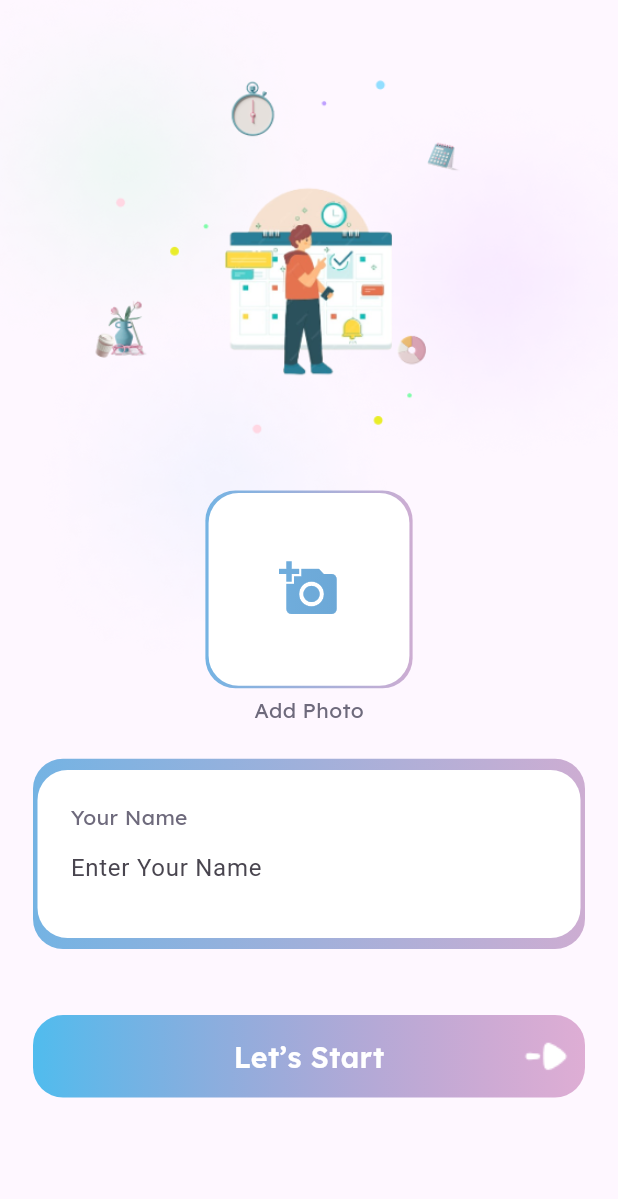
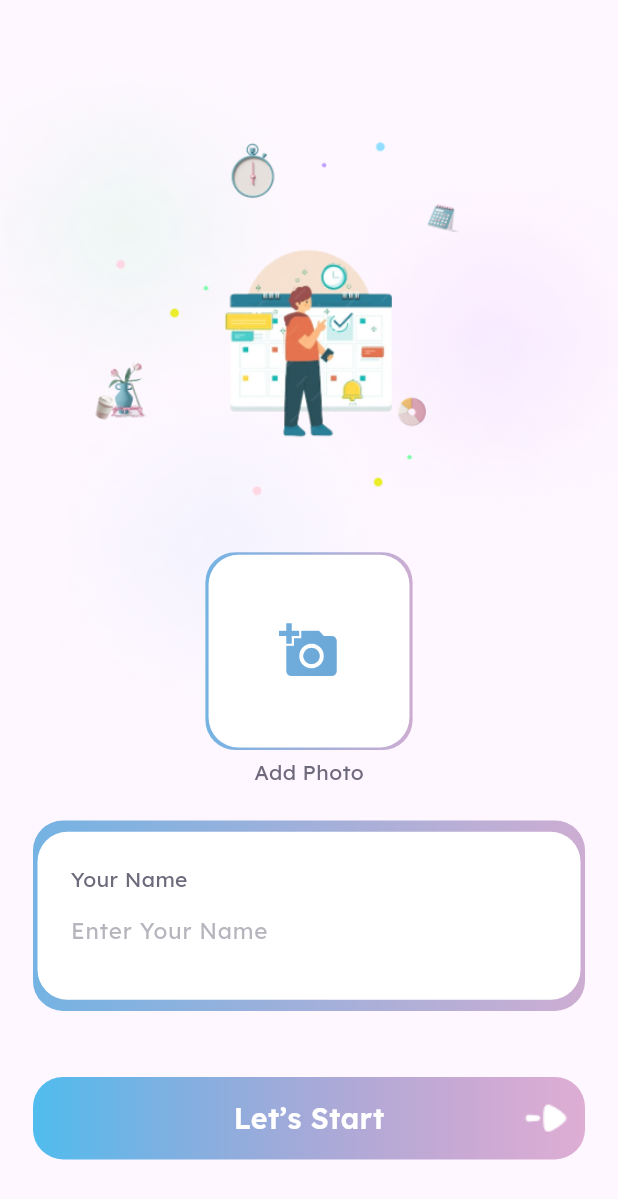
Before and after one commit to mohamedamr77/to-do-app, a Flutter app: the screen it shows after launch, after a tap on "Let’s Start", on a phone screen of 412 x 824 dp. Shown: the top 1199 px of the screen. Run offline on Flutter 3.47's test engine with Material 3 defaults, Android fonts, the phone set to English and light mode, and no system bars.

Commit message:
refector regester screen

```diff
--- a/lib/features/onboarding/views/widgets/button_Started.dart
+++ b/lib/features/onboarding/views/widgets/button_Started.dart
@@ -2,9 +2,11 @@ import 'package:flutter/material.dart';
 import '../../../../core/colorCore.dart';
 import '../../../../core/imageCore.dart';
 import '../../../../core/textCore.dart';
+import '../../../regester/views/regester_screen.dart';
 
 class CustomButtonStarted extends StatelessWidget {
-  const CustomButtonStarted({super.key});
+   CustomButtonStarted({super.key});
+
 
   @override
   Widget build(BuildContext context) {
@@ -14,10 +16,12 @@ class CustomButtonStarted extends StatelessWidget {
           alignment: Alignment.centerRight,
           children: [
             GestureDetector(
-              onTap: (){},
+              onTap: (){
+                Navigator.push(context, MaterialPageRoute(builder: (context) => const CustomRegesterScreen(),));
+              },
               child: Container(
                 alignment: Alignment.center,
-                padding: EdgeInsets.symmetric(vertical: 14),
+                padding: const EdgeInsets.symmetric(vertical: 14),
                 width: double.infinity,
                 decoration: BoxDecoration(
                     borderRadius: BorderRadius.circular(20),
@@ -30,7 +34,7 @@ class CustomButtonStarted extends StatelessWidget {
                       end: Alignment.centerRight,
                     )
                 ),
-                child: Text(AppText.startText,
+                child: const Text(AppText.startText,
                   style: TextStyle(
                     fontSize: 19,
                     fontFamily: "LexendDeca",
--- a/lib/features/regester/views/regester_screen.dart
+++ b/lib/features/regester/views/regester_screen.dart
@@ -1,8 +1,11 @@
+import 'package:flutter/cupertino.dart';
 import 'package:flutter/material.dart';
+import 'package:flutter/widgets.dart';
 import 'package:todo/core/colorCore.dart';
 import 'package:todo/core/imageCore.dart';
 import 'package:todo/core/textCore.dart';
-
+import 'package:todo/features/regester/views/widgets/enter_name.dart';
+import 'package:todo/features/regester/views/widgets/stack_baner_addPhoto.dart';
 import '../../onboarding/views/widgets/button_Started.dart';
 
 class CustomRegesterScreen extends StatelessWidget {
@@ -12,63 +15,16 @@ class CustomRegesterScreen extends StatelessWidget {
   Widget build(BuildContext context) {
     return  Scaffold(
         body: SingleChildScrollView(
-          child: Column(
+          child: Padding(
+            padding:  EdgeInsets.symmetric(vertical:  MediaQuery.of(context).size.height*0.05),
+            child:  Column(
               mainAxisAlignment: MainAxisAlignment.center,
               children: [
-              Stack(
-                  alignment: Alignment.bottomCenter,
-                  children: [
-                Image(image: AssetImage(AppImage.regesterImage)),
 
-                Stack(
-                  alignment: Alignment.center,
-                  children:[
-                    Container(
-                    width: MediaQuery.of(context).size.width*0.3353,
-                    height: MediaQuery.of(context).size.height*0.16,
-                    //   width: 120,
-                    // height: 120,
-                    decoration: BoxDecoration(
-                        borderRadius: BorderRadius.circular(20),
-                        gradient: LinearGradient(
-                            colors: [
-                               AppColor.skyBlueColor,
-                               AppColor.lightPurpleColor,
-                            ]
-                        )
-                    ),
-                  ),
-                    Container(
-                      width: MediaQuery.of(context).size.width*0.325,
-                      height: MediaQuery.of(context).size.height*0.156,
-                      // width: 118,
-                      // height: 118,
-                      decoration: BoxDecoration(
-                        color: AppColor.whiteColor,
-                        borderRadius: BorderRadius.circular(20),
-                      ),
-                      child: ShaderMask(
+                CustomStackBannerAddPhoto(),
 
-                        shaderCallback: (Rect bounds) {
-                          return LinearGradient(colors: [
-                                AppColor.skyBlueColor,
-                                 AppColor.mediumBlueColor,
-                          ]
-                          ).createShader(bounds);
-                        },
-                        child: Icon(Icons.add_a_photo,
-                          color:  AppColor.whiteColor,
-                          size: 40,
-                        ),
-                      ),
-                    )
-                  ]
-                ),
+                SizedBox(height: 5,),
 
-
-              ]
-              ),
-              SizedBox(height: 5,),
                 Text(AppText.addPhotoText,
                   style: TextStyle(
                     fontSize: 14,
@@ -78,61 +34,7 @@ class CustomRegesterScreen extends StatelessWidget {
                   ),
                 ),
 
-              Padding(
-                padding: const EdgeInsets.all(22.0),
-                child: Stack(
-                    alignment: Alignment.center,
-                    children:[
-                      Container(
-                        width: MediaQuery.of(context).size.width,
-                        height: MediaQuery.of(context).size.height*0.154,
-                        //   width: 120,
-                        // height: 120,
-                        decoration: BoxDecoration(
-                            borderRadius: BorderRadius.circular(20),
-                            gradient: LinearGradient(
-                                colors: [
-                                  AppColor.skyBlueColor,
-                                  AppColor.lightPurpleColor,
-                                ]
-                            )
-                        ),
-                      ),
-                      Container(
-                        alignment: Alignment.centerLeft,
-                        padding: EdgeInsets.all(22),
-                        width: MediaQuery.of(context).size.width-50,
-
-                        // width: 118,
-                        // height: 118,
-                        decoration: BoxDecoration(
-                          color: AppColor.whiteColor,
-                          borderRadius: BorderRadius.circular(20),
-                        ),
-                        child: Column(
-                          mainAxisAlignment: MainAxisAlignment.start,
-                          crossAxisAlignment: CrossAxisAlignment.start,
-                          children: [
-                            Text(AppText.yourNameText,
-                              style: TextStyle(
-                                fontSize: 14,
-                                fontWeight: FontWeight.w400,
-                                color: AppColor.slateGrayColor,
-                                fontFamily: "LexendDecaRegularStyle",
-                              ),
-                            ),
-                            TextFormField(
-                              decoration: InputDecoration(
-                               hintText: AppText.enterNameText,
-                                border: InputBorder.none,
-                              ),
-                            ),
-                          ],
-                        ) ,
-                      ),
-                    ]
-                ),
-              ),
+                EnterName(),
 
                 CustomButtonStarted(),
 
@@ -140,6 +42,7 @@ class CustomRegesterScreen extends StatelessWidget {
               ],
             ),
           ),
+        ),
     );
   }
 }
--- /dev/null
+++ b/lib/features/regester/views/widgets/enter_name.dart
@@ -0,0 +1,75 @@
+import 'package:flutter/material.dart';
+import '../../../../core/colorCore.dart';
+import '../../../../core/textCore.dart';
+
+class EnterName extends StatelessWidget {
+  const EnterName({super.key});
+
+  @override
+  Widget build(BuildContext context) {
+    return   Padding(
+      padding: const EdgeInsets.all(22.0),
+      child: Stack(
+          alignment: Alignment.center,
+          children:[
+            Container(
+              width: MediaQuery.of(context).size.width,
+              height: MediaQuery.of(context).size.height*0.154,
+              //   width: 120,
+              // height: 120,
+              decoration: BoxDecoration(
+                  borderRadius: BorderRadius.circular(20),
+                  gradient: const LinearGradient(
+                      colors: [
+                        AppColor.skyBlueColor,
+                        AppColor.lightPurpleColor,
+                      ]
+                  )
+              ),
+            ),
+
+            Container(
+              alignment: Alignment.centerLeft,
+              padding: const EdgeInsets.all(22),
+              width: MediaQuery.of(context).size.width-50,
+              // width: 118,
+              // height: 118,
+              decoration: BoxDecoration(
+                color: AppColor.whiteColor,
+                borderRadius: BorderRadius.circular(20),
+              ),
+              child:
+
+              Column(
+                mainAxisAlignment: MainAxisAlignment.start,
+                crossAxisAlignment: CrossAxisAlignment.start,
+                children: [
+
+                  const Text(AppText.yourNameText,
+                    style: TextStyle(
+                      fontSize: 14,
+                      fontWeight: FontWeight.w400,
+                      color: AppColor.slateGrayColor,
+                      fontFamily: "LexendDecaRegularStyle",
+                    ),
+                  ),
+
+                  TextFormField(
+                    decoration: InputDecoration(
+                      hintText: AppText.enterNameText,
+                      border: InputBorder.none,
+                      hintStyle: TextStyle(
+                        fontSize: 15,
+                        fontFamily: "LexendDecaRegularStyle",
+                      color: const Color(0xff6E6A7C).withOpacity(0.5),
+                      )
+                    ),
+                  ),
+                ],
+              ) ,
+            ),
+          ]
+      ),
+    );
+  }
+}
--- /dev/null
+++ b/lib/features/regester/views/widgets/stack_baner_addPhoto.dart
@@ -0,0 +1,65 @@
+import 'package:flutter/material.dart';
+
+import '../../../../core/colorCore.dart';
+import '../../../../core/imageCore.dart';
+
+class CustomStackBannerAddPhoto extends StatelessWidget {
+  const CustomStackBannerAddPhoto({super.key});
+
+  @override
+  Widget build(BuildContext context) {
+    return  Stack(
+        alignment: Alignment.bottomCenter,
+        children: [
+          Image(image: AssetImage(AppImage.regesterImage)),
+
+          Stack(
+              alignment: Alignment.center,
+              children:[
+                Container(
+                  width: MediaQuery.of(context).size.width*0.3353,
+                  height: MediaQuery.of(context).size.height*0.16,
+                  //   width: 120,
+                  // height: 120,
+                  decoration: BoxDecoration(
+                      borderRadius: BorderRadius.circular(20),
+                      gradient: LinearGradient(
+                          colors: [
+                            AppColor.skyBlueColor,
+                            AppColor.lightPurpleColor,
+                          ]
+                      )
+                  ),
+                ),
+                Container(
+                  width: MediaQuery.of(context).size.width*0.325,
+                  height: MediaQuery.of(context).size.height*0.156,
+                  // width: 118,
+                  // height: 118,
+                  decoration: BoxDecoration(
+                    color: AppColor.whiteColor,
+                    borderRadius: BorderRadius.circular(20),
+                  ),
+                  child: ShaderMask(
+
+                    shaderCallback: (Rect bounds) {
+                      return LinearGradient(colors: [
+                        AppColor.skyBlueColor,
+                        AppColor.mediumBlueColor,
+                      ]
+                      ).createShader(bounds);
+                    },
+                    child: Icon(Icons.add_a_photo,
+                      color:  AppColor.whiteColor,
+                      size: 40,
+                    ),
+                  ),
+                )
+              ]
+          ),
+
+
+        ]
+    );
+  }
+}
--- a/lib/main.dart
+++ b/lib/main.dart
@@ -2,7 +2,7 @@ import 'package:flutter/cupertino.dart';
 import 'package:flutter/material.dart';
 
 import 'features/onboarding/views/onboarding_screen.dart';
-import 'features/regester/views/regester_screen.dart';
+
 
 void main(){
   runApp(MyApp());
@@ -13,7 +13,7 @@ class MyApp extends StatelessWidget {
   @override
   Widget build(BuildContext context) {
     return MaterialApp(
-      home:CustomRegesterScreen(),
+      home:CustomOnboarding(),
       debugShowCheckedModeBanner: false,
     );
   }
```
Lines whose indentation alone changed are shown as unchanged.
